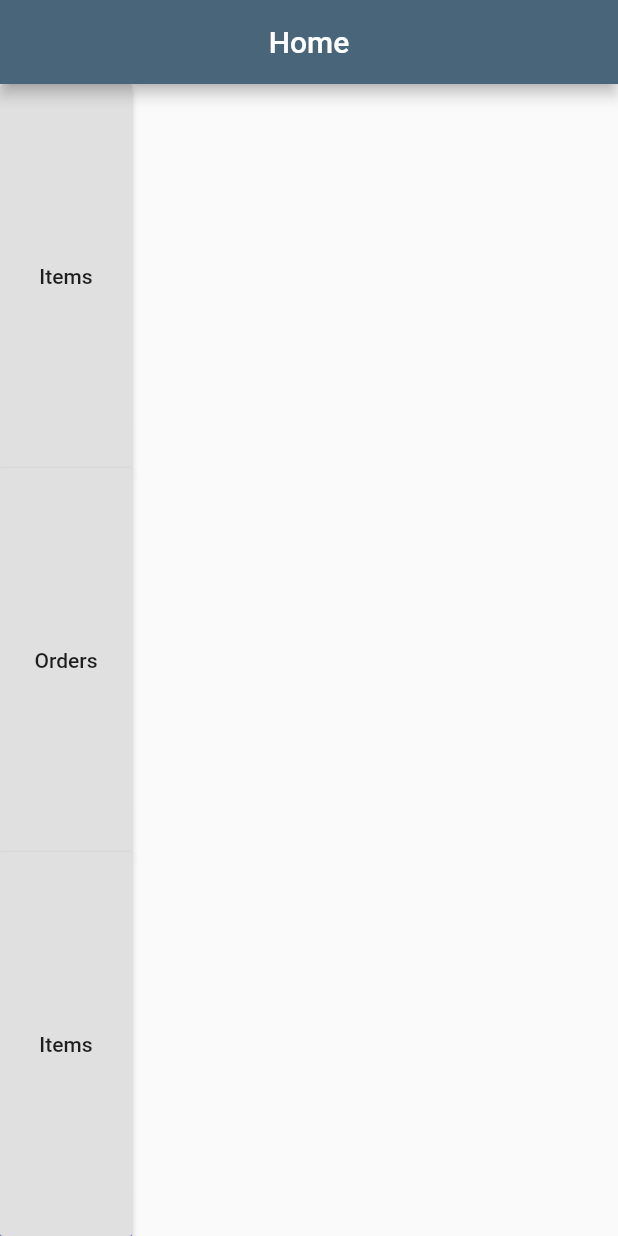
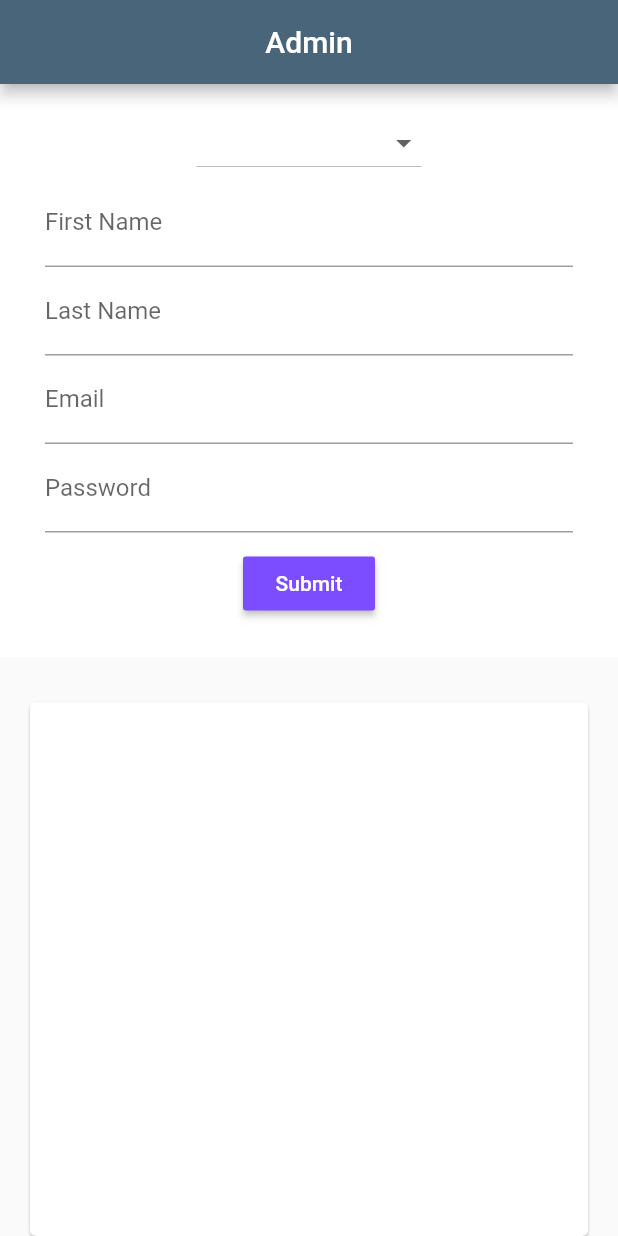
Before and after one commit to Anjaa84/procurre_me, a Flutter app: the screen it shows after launch, on a phone screen of 412 x 824 dp. Run offline on Flutter 3.47's test engine with Material 2 defaults, Android fonts, the phone set to English and light mode, and no system bars; our stand-ins replace dropdown_formfield, sqflite; accounts and stored records are empty.

```diff
--- a/lib/main.dart
+++ b/lib/main.dart
@@ -1,5 +1,6 @@
 import 'package:flutter/material.dart';
 import 'package:flutter_project/model/contact.dart';
+import 'package:flutter_project/screens/admin_page.dart';
 import 'package:flutter_project/screens/home_page.dart';
 import 'package:flutter_project/screens/item_page.dart';
 import 'package:flutter_project/utils/database_helper.dart';
@@ -18,7 +19,7 @@ class MyApp extends StatelessWidget {
       theme: ThemeData(
         primaryColor: darkBlueColor,
       ),
-      home: HomePage(),
+      home: AdminPage(),
     );
   }
 }
--- a/lib/model/user.dart
+++ b/lib/model/user.dart
@@ -1,22 +1,48 @@
 class User {
-  int _id;
-  String _username;
-  String _password;
+  static const tblUser = 'users';
+  static const colId = 'userId';
+  static const colRole = 'role';
+  static const colFirstname = 'firstname';
+  static const colLastname = 'lastname';
+  static const colPassword = 'password';
+  static const colEmail = 'email';
 
-  User(this._username, this._password);
 
-  User.fromMap(dynamic obj) {
-    this._username = obj['username'];
-    this._password = obj['password'];
+  User({this.id,this.role,this.firstname,this.lastname, this.password, this.email});
+  int id;
+  String role;
+  String firstname;
+  String lastname;
+  String password;
+  String email;
+
+  User.fromMap (Map map){
+    id = map[colId];
+    role = map[colRole];
+    firstname = map[colFirstname];
+    lastname = map[colLastname];
+    password = map[colPassword];
+    email = map[colEmail];
+
   }
 
-  String get username => _username;
-  String get password => _password;
-
-  Map<String, dynamic> toMap() {
-    var map = new Map<String, dynamic>();
-    map["username"] = _username;
-    map["password"] = _password;
+  toMap(){
+    var map =<String,dynamic> {colRole:role,colFirstname:firstname,colLastname:lastname,colEmail:email,colPassword:password};
+    if(id != null){
+      map[colId]=id;
+    }
     return map;
   }
+
+
+
+
+
+
+
+
+
+
+
+
 }
--- /dev/null
+++ b/lib/screens/admin_page.dart
@@ -0,0 +1,200 @@
+import 'package:flutter/material.dart';
+import 'package:flutter_project/model/user.dart';
+import 'package:flutter_project/utils/database_helper.dart';
+
+class AdminPage extends StatefulWidget {
+  @override
+  _AdminPageState createState() => _AdminPageState();
+}
+
+class _AdminPageState extends State<AdminPage> {
+  User _user;
+  List<User> _users =[];
+
+  final _formKey = GlobalKey<FormState>();
+  DatabaseHelper _dbHelper;
+  final _ctrlRole = TextEditingController();
+  final _ctrlFirstName = TextEditingController();
+  final _ctrlLastName = TextEditingController();
+  final _ctrlEmail = TextEditingController();
+  final _ctrlPassword = TextEditingController();
+
+
+
+  _dropDown(){
+
+    return DropdownButton<String>(
+      items: <String>[ 'Account Manager', 'Supervisor', 'Site Manager'].map((String value) {
+        return new DropdownMenuItem<String>(
+          value: value,
+          child: new Text(value),
+        );
+      }).toList(),
+      onChanged: (val) {
+        setState(() => _user.role = val);
+
+      },
+    );
+  }
+
+
+  _form() => Container(
+    color: Colors.white,
+    padding: EdgeInsets.symmetric(vertical: 15, horizontal: 30),
+    child: Form(
+      key: _formKey,
+      child: Column(
+        children: <Widget>[
+          _dropDown(),
+          TextFormField(
+            controller:_ctrlFirstName ,
+            decoration: InputDecoration(labelText: 'First Name'),
+            validator: (val) =>
+            (val.length == 0 ? 'This field is mandatory' : null),
+            onSaved: (val) => _user.firstname),
+          TextFormField(
+            controller: _ctrlLastName,
+            decoration: InputDecoration(labelText: 'Last Name'),
+            validator: (val) =>
+            (val.length == 0 ? 'This field is mandatory' : null),
+            onSaved: (val) => setState(() => _user.lastname = val),
+          ),
+          TextFormField(
+            controller: _ctrlEmail,
+
+            decoration: InputDecoration(labelText: 'Email'),
+            validator: (val) =>
+            (val.length == 0 ? 'This field is mandatory' : null),
+            onSaved: (val) => setState(() => _user.email = val),
+          ),
+          TextFormField(
+            controller: _ctrlPassword,
+
+            decoration: InputDecoration(labelText: 'Password'),
+            validator: (val) =>
+            (val.length == 0 && val.length>4 ? 'This field is mandatory' : null),
+            onSaved: (val) => setState(() => _user.password = val),
+          ),
+          Container(
+            margin: EdgeInsets.all(10.0),
+            child: RaisedButton(
+              onPressed: () => _onSubmit(),
+              child: Text('Submit'),
+              color: Colors.deepPurpleAccent,
+              textColor: Colors.white,
+            ),
+          ),
+        ],
+      ),
+    ),
+  );
+
+  _onSubmit() async {
+    var form = _formKey.currentState;
+    if (form.validate()) {
+      form.save();
+      if (_user.id == null)
+        await _dbHelper.insertUser(_user);
+//      else
+//        await _dbHelper.updateItem(_item);
+//      _resetForm();
+      form.reset();
+//      await _refreshItemList();
+    }
+  }
+
+  _list() => Expanded(
+    child: Card(
+      margin: EdgeInsets.fromLTRB(20, 30, 20, 0),
+      child: Scrollbar(
+        child: ListView.builder(
+          shrinkWrap: true,
+          padding: const EdgeInsets.all(8),
+          itemBuilder: (context, index) {
+            return Column(
+              children: <Widget>[
+                ListTile(
+                  leading: Column(
+                    mainAxisAlignment: MainAxisAlignment.spaceAround,
+                    children: [
+
+                      Icon(
+                        Icons.person,
+                        color: Colors.deepPurpleAccent,
+                        size: 20.0,
+                      ),
+                    ],
+                  ),
+                  title: Text(
+                    _users[index].firstname.toUpperCase(),
+                    style: TextStyle(
+                        color: Colors.deepPurpleAccent, fontWeight: FontWeight.bold),
+                  ),
+                  subtitle: Column(
+                    crossAxisAlignment: CrossAxisAlignment.start,
+                    children: [
+                      Text(_users[index].firstname),
+                      Text(_users[index].lastname),
+                    ],
+                  ),
+                  onTap: () {
+//                    _showForEdit(index);
+                  },
+//                  trailing: IconButton(
+////                      icon: Icon(Icons.delete_sweep, color: darkBlueColor),
+//                      onPressed: () async {
+////                        await _dbHelper.deleteItem(_items[index].itemId);
+////                        _resetForm();
+//                        _updateUsers();
+//                      }),
+                ),
+                Divider(
+                  height: 5.0,
+                ),
+              ],
+            );
+          },
+          itemCount: _users.length,
+        ),
+      ),
+    ),
+  );
+
+  _updateUsers() async{
+    List<User> userList = await _dbHelper.fetchUsers();
+    setState(() {
+      _users = userList;
+    });
+
+  }
+  @override
+  void initState()  {
+    // TODO: implement initState
+    super.initState();
+    _updateUsers();
+  }
+
+  @override
+  Widget build(BuildContext context) {
+    return Scaffold(
+      resizeToAvoidBottomInset: false,
+      appBar: AppBar(
+        title: Text('Admin'),
+        centerTitle: true,
+      ),
+
+
+
+      body: Container(
+      child:Center(
+        child: Column(
+          mainAxisAlignment: MainAxisAlignment.start,
+          children: <Widget>[_form(),_list()],
+        ),
+      )
+
+      ),
+
+    );
+  }
+}
```
Also changed, not shown: lib/utils/database_helper.dart (+26 -0 lines).
